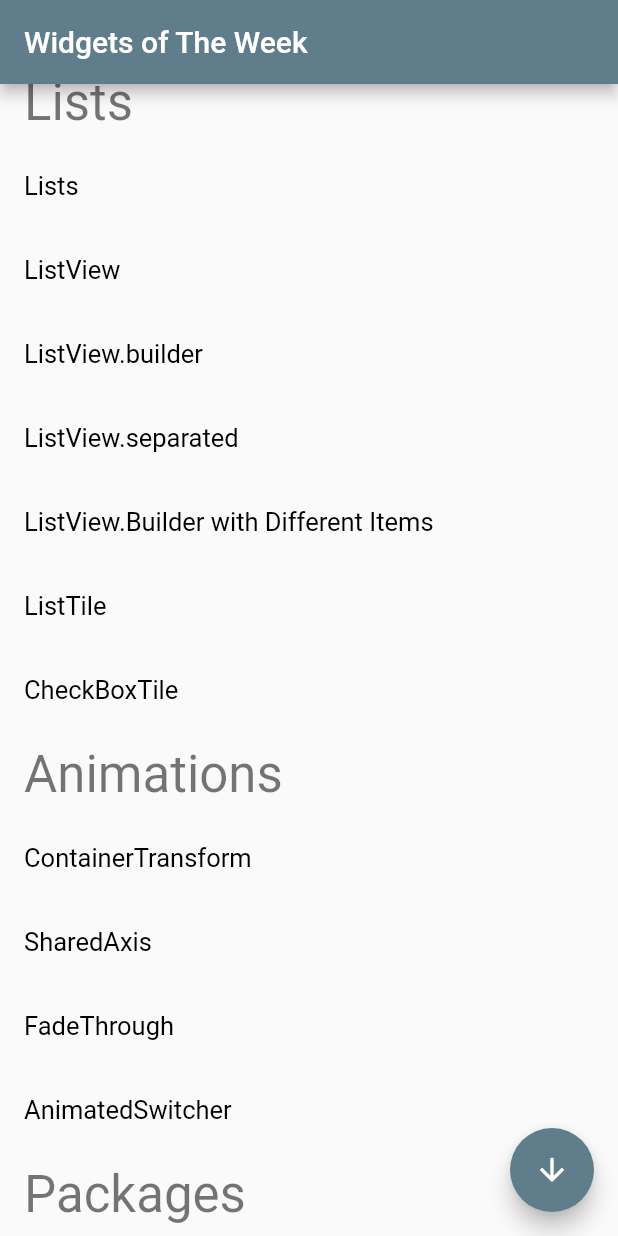
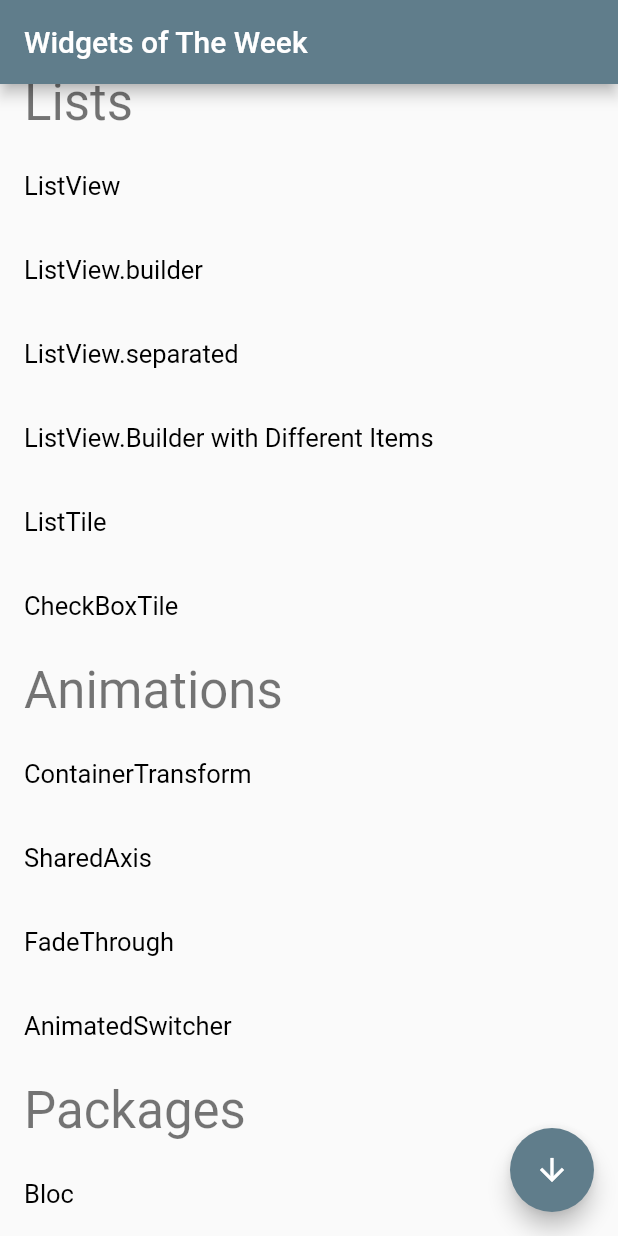
Before and after one commit to mike123789-dev/weekly_widgets, a Flutter app: the screen it shows after launch, after a tap on the "arrow downward" icon, on a phone screen of 412 x 824 dp. Run offline on Flutter 3.47's test engine with Material 2 defaults, Android fonts, the phone set to English and light mode, and no system bars; our stand-ins replace webview_flutter.

Commit message:
feat: add barrel files

```diff
--- a/lib/home_list_view.dart
+++ b/lib/home_list_view.dart
@@ -1,22 +1,14 @@
 import 'package:flutter/material.dart';
 import 'package:weekly_widgets/deatil_view.dart';
 import 'package:weekly_widgets/my_widget.dart';
-import 'package:weekly_widgets/widgets/animations/my_animated_switcher.dart';
-import 'package:weekly_widgets/widgets/lists/my_checkbox_list_tile.dart';
-import 'package:weekly_widgets/widgets/animations/my_container_transform.dart';
-import 'package:weekly_widgets/widgets/animations/my_fade_through.dart';
 import 'package:weekly_widgets/widgets/my_first_buttons.dart';
-import 'package:weekly_widgets/widgets/lists/my_list_tile.dart';
-import 'package:weekly_widgets/widgets/lists/my_list_view.dart';
-import 'package:weekly_widgets/widgets/lists/my_list_view_builder.dart';
-import 'package:weekly_widgets/widgets/lists/my_list_view_with_different_items.dart';
-import 'package:weekly_widgets/widgets/lists/my_lists.dart';
-import 'package:weekly_widgets/widgets/lists/my_list_view_seperated.dart';
 import 'package:weekly_widgets/widgets/my_padding.dart';
 import 'package:weekly_widgets/widgets/my_second_buttons.dart';
-import 'package:weekly_widgets/widgets/animations/my_shared_axis.dart';
 import 'package:weekly_widgets/widgets/my_slider.dart';
 import 'package:weekly_widgets/widgets/my_text_field.dart';
+import 'widgets/animations/animations.dart';
+import 'widgets/lists/lists.dart';
+import 'widgets/packages/packages.dart';
 
 abstract class HomeListItem {
   Widget buildTitle(BuildContext context);
@@ -69,7 +61,7 @@ class _HomeListViewState extends State<HomeListView> {
   }
 
   final List<HomeListItem> myWidgets = [
-    HeaderItem("widgets"),
+    HeaderItem("Widgets"),
     WidgetItem(
       MyWidget(widgetName: "TextField", widget: MyTextField()),
     ),
@@ -86,9 +78,6 @@ class _HomeListViewState extends State<HomeListView> {
       MyWidget(widgetName: "Buttons more", widget: MySecondButtons()),
     ),
     HeaderItem("Lists"),
-    WidgetItem(
-      MyWidget(widgetName: "Lists", widget: MyLists()),
-    ),
     WidgetItem(
       MyWidget(widgetName: "ListView", widget: MyListView()),
     ),
@@ -124,6 +113,9 @@ class _HomeListViewState extends State<HomeListView> {
       MyWidget(widgetName: "AnimatedSwitcher", widget: MyAniamtedSwitcher()),
     ),
     HeaderItem("Packages"),
+    WidgetItem(
+      MyWidget(widgetName: "Bloc", widget: MyBloc()),
+    ),
   ];
 
   void _pushDetailScreen(BuildContext context, HomeListItem item) {
--- /dev/null
+++ b/lib/widgets/animations/animations.dart
@@ -0,0 +1,4 @@
+export 'my_animated_switcher.dart';
+export 'my_container_transform.dart';
+export 'my_fade_through.dart';
+export 'my_shared_axis.dart';
```
Also changed, not shown: lib/widgets/lists/lists.dart (added, +7 -0 lines).
